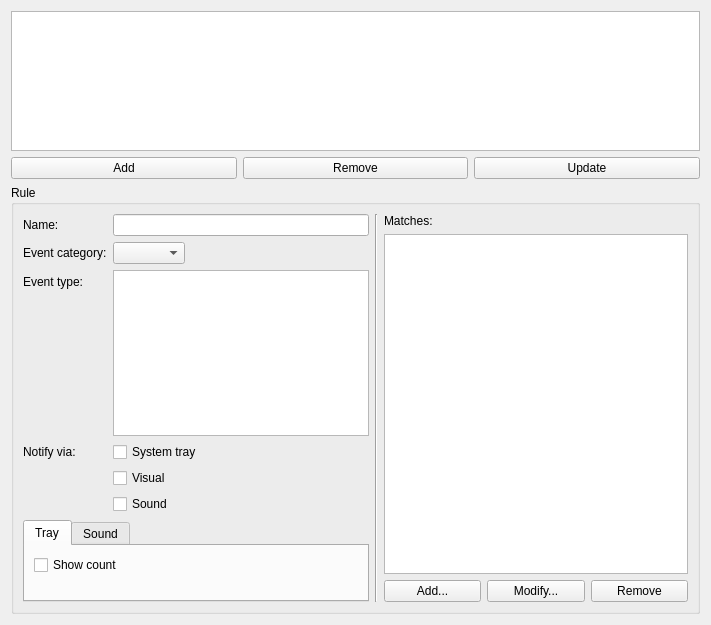
First picture: the form in src/plugins/advancednotifications/notificationruleswidget.ui, repository 0xd34df00d/leechcraft, before the edit.
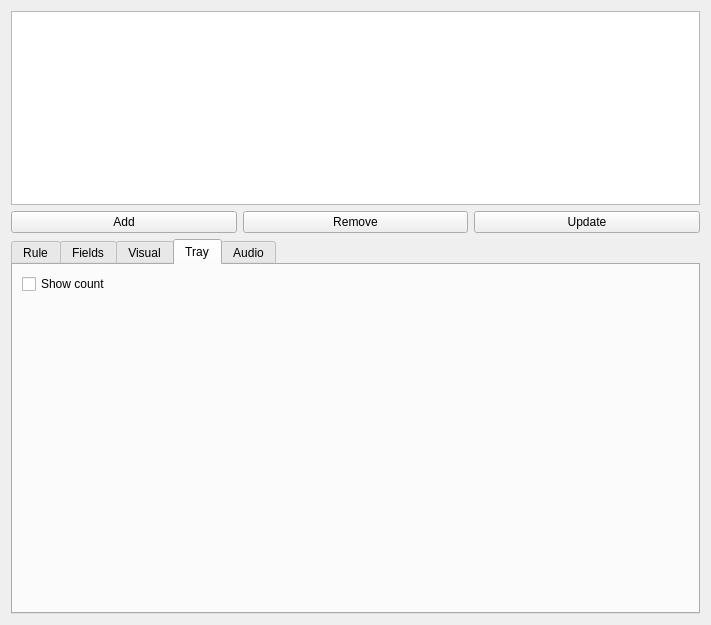
Second picture: the form after the edit. The open tabs and pages were chosen to show the change.

Commit message: AN: enable/disable notification pages on checkboxes.

What changed in the file:
```diff
--- a/src/plugins/advancednotifications/notificationruleswidget.ui
+++ b/src/plugins/advancednotifications/notificationruleswidget.ui
@@ -43,17 +43,21 @@
     </layout>
    </item>
    <item>
-    <widget class="QGroupBox" name="groupBox">
-     <property name="title">
+    <widget class="QTabWidget" name="tabWidget">
+     <property name="currentIndex">
+      <number>0</number>
+     </property>
+     <widget class="QWidget" name="tabWidgetPage1" native="true">
+      <attribute name="title">
       <string>Rule</string>
-     </property>
+      </attribute>
      <layout class="QHBoxLayout" name="horizontalLayout_3">
       <item>
        <layout class="QVBoxLayout" name="verticalLayout_2">
         <item>
          <layout class="QFormLayout" name="formLayout">
           <property name="fieldGrowthPolicy">
-           <enum>QFormLayout::ExpandingFieldsGrow</enum>
+            <enum>QFormLayout::AllNonFixedFieldsGrow</enum>
           </property>
           <item row="0" column="0">
            <widget class="QLabel" name="label_3">
@@ -89,27 +93,6 @@
             </property>
            </widget>
           </item>
-          <item row="3" column="1">
-           <widget class="QCheckBox" name="NotifySysTray_">
-            <property name="text">
-             <string>System tray</string>
-            </property>
-           </widget>
-          </item>
-          <item row="5" column="1">
-           <widget class="QCheckBox" name="NotifySound_">
-            <property name="text">
-             <string>Sound</string>
-            </property>
-           </widget>
-          </item>
-          <item row="4" column="1">
-           <widget class="QCheckBox" name="NotifyVisual_">
-            <property name="text">
-             <string>Visual</string>
-            </property>
-           </widget>
-          </item>
           <item row="2" column="1">
            <widget class="QTreeWidget" name="EventTypes_">
             <property name="sizePolicy">
@@ -131,69 +114,37 @@
             </column>
            </widget>
           </item>
-         </layout>
-        </item>
-        <item>
-         <widget class="QTabWidget" name="tabWidget">
-          <property name="currentIndex">
-           <number>0</number>
-          </property>
-          <widget class="QWidget" name="tab">
-           <attribute name="title">
-            <string>Tray</string>
-           </attribute>
-           <layout class="QVBoxLayout" name="verticalLayout">
-            <item>
-             <widget class="QCheckBox" name="TrayShowCount_">
+           <item row="3" column="1">
+            <widget class="QCheckBox" name="NotifyVisual_">
               <property name="text">
-               <string>Show count</string>
+              <string>Visual</string>
               </property>
              </widget>
             </item>
-            <item>
-             <spacer name="verticalSpacer">
-              <property name="orientation">
-               <enum>Qt::Vertical</enum>
-              </property>
-              <property name="sizeHint" stdset="0">
-               <size>
-                <width>20</width>
-                <height>40</height>
-               </size>
-              </property>
-             </spacer>
-            </item>
-           </layout>
-          </widget>
-          <widget class="QWidget" name="tab_2">
-           <attribute name="title">
-            <string>Sound</string>
-           </attribute>
-           <layout class="QFormLayout" name="formLayout_2">
-            <item row="0" column="0">
-             <widget class="QLabel" name="label_5">
+           <item row="4" column="1">
+            <widget class="QCheckBox" name="NotifySysTray_">
+             <property name="text">
+              <string>System tray</string>
+             </property>
+            </widget>
+           </item>
+           <item row="5" column="1">
+            <widget class="QCheckBox" name="NotifyAudio_">
               <property name="text">
                <string>File:</string>
               </property>
              </widget>
             </item>
-            <item row="0" column="1">
-             <widget class="QLineEdit" name="SoundPath_"/>
-            </item>
-           </layout>
-          </widget>
-         </widget>
+          </layout>
         </item>
        </layout>
       </item>
-      <item>
-       <widget class="Line" name="line">
-        <property name="orientation">
-         <enum>Qt::Vertical</enum>
-        </property>
-       </widget>
-      </item>
-      <item>
+      </layout>
+     </widget>
+     <widget class="QWidget" name="tab_3">
+      <attribute name="title">
+       <string>Fields</string>
+      </attribute>
        <layout class="QVBoxLayout" name="verticalLayout_3">
         <item>
          <widget class="QLabel" name="label_6">
@@ -231,8 +182,56 @@
          </layout>
         </item>
        </layout>
-      </item>
-     </layout>
+     </widget>
+     <widget class="QWidget" name="PageVisual_">
+      <attribute name="title">
+       <string>Visual</string>
+      </attribute>
+     </widget>
+     <widget class="QWidget" name="PageTray_">
+      <attribute name="title">
+       <string>Tray</string>
+      </attribute>
+      <layout class="QVBoxLayout" name="verticalLayout_5">
+       <item>
+        <widget class="QCheckBox" name="TrayShowCount_">
+         <property name="text">
+          <string>Show count</string>
+         </property>
+        </widget>
+       </item>
+       <item>
+        <spacer name="verticalSpacer_2">
+         <property name="orientation">
+          <enum>Qt::Vertical</enum>
+         </property>
+         <property name="sizeHint" stdset="0">
+          <size>
+           <width>20</width>
+           <height>307</height>
+          </size>
+         </property>
+        </spacer>
+       </item>
+      </layout>
+     </widget>
+     <widget class="QWidget" name="PageAudio_">
+      <attribute name="title">
+       <string>Audio</string>
+      </attribute>
+      <layout class="QFormLayout" name="formLayout_3">
+       <item row="0" column="0">
+        <widget class="QLabel" name="label_5">
+         <property name="text">
+          <string>File:</string>
+         </property>
+        </widget>
+       </item>
+       <item row="0" column="1">
+        <widget class="QLineEdit" name="SoundPath_"/>
+       </item>
+      </layout>
+     </widget>
     </widget>
    </item>
   </layout>
```
Left out of the diff: 2 changed lines with no effect on the pictures. Lines whose indentation alone changed are shown as unchanged. The commit also changes 2 other files.
